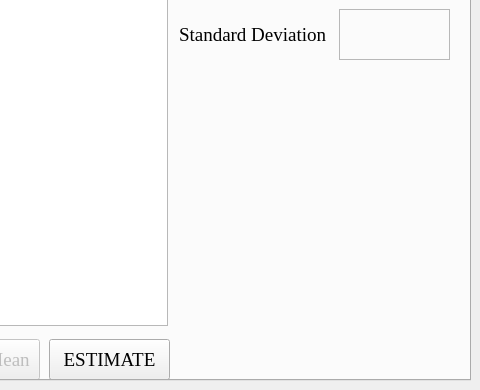
Qt form StatsMEUI.ui (edeniyanda/Stats-Me) before a commit; both pictures show x 702 to 1182 and y 303 to 693 of the 1182 by 693 pixel window.
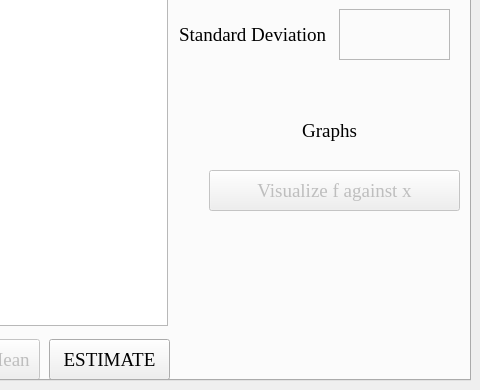
The same form after that commit. Icons and pictures are not drawn.

Patch:
```diff
--- a/StatsMEUI.ui
+++ b/StatsMEUI.ui
@@ -393,6 +393,38 @@
          <string>Proceed &gt;&gt;</string>
         </property>
        </widget>
+       <widget class="QLabel" name="label_7">
+        <property name="geometry">
+         <rect>
+          <x>960</x>
+          <y>370</y>
+          <width>121</width>
+          <height>41</height>
+         </rect>
+        </property>
+        <property name="text">
+         <string>Graphs</string>
+        </property>
+        <property name="alignment">
+         <set>Qt::AlignCenter</set>
+        </property>
+       </widget>
+       <widget class="QPushButton" name="pushButton_fagainstx">
+        <property name="enabled">
+         <bool>false</bool>
+        </property>
+        <property name="geometry">
+         <rect>
+          <x>900</x>
+          <y>430</y>
+          <width>251</width>
+          <height>41</height>
+         </rect>
+        </property>
+        <property name="text">
+         <string>Visualize f against x</string>
+        </property>
+       </widget>
       </widget>
      </widget>
     </item>
```
